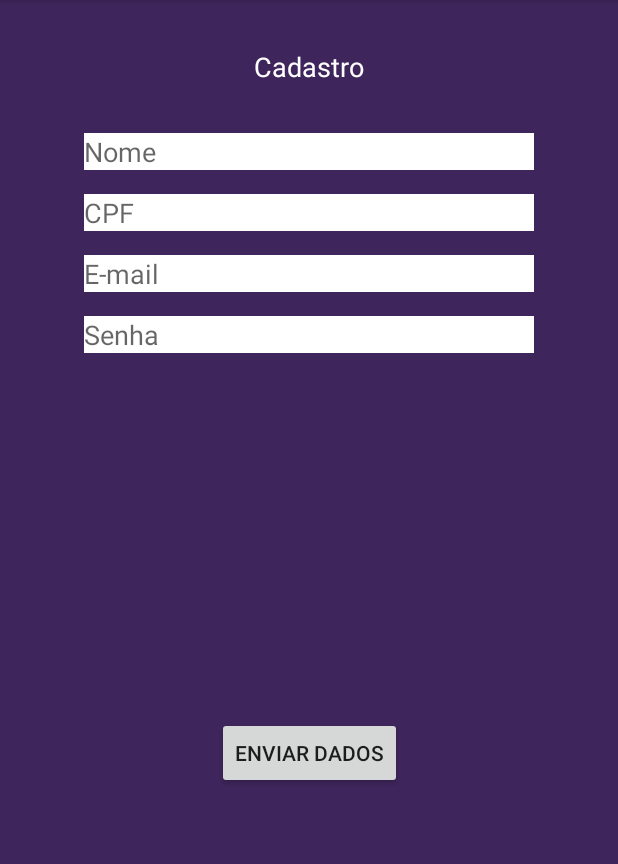
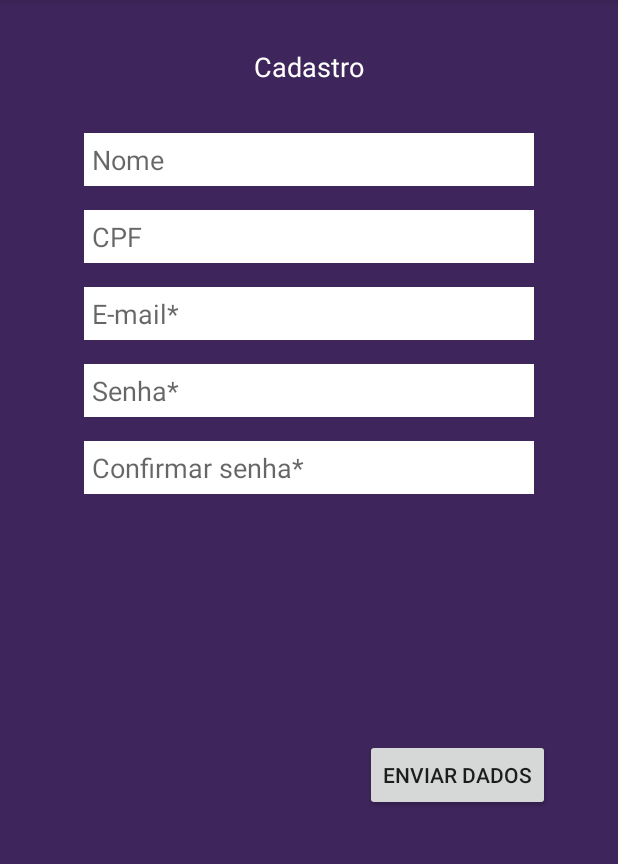
Before and after one commit to victorporto/BelezaRepo, an Android app: the CriarContaActivity screen opened directly, with no data from a screen before it, after a tap on "ENVIAR DADOS", on a phone screen of 412 x 824 dp, the part 84-948 px from its top. Run offline under Robolectric (Android 15) with nearby library versions, the phone set to English and light mode, and no system bars.

Commit message:
Ajustes realizados na LoginActivity, e ajustes de validação na CriarContaActivity.

```diff
--- a/app/src/main/java/belezaapp/studiovictor/com/belezaapp/CriarContaActivity.java
+++ b/app/src/main/java/belezaapp/studiovictor/com/belezaapp/CriarContaActivity.java
@@ -1,5 +1,6 @@
 package belezaapp.studiovictor.com.belezaapp;
 
+import android.database.Cursor;
 import android.os.Bundle;
 import android.support.v7.app.AppCompatActivity;
 import android.view.View;
@@ -14,6 +15,7 @@ public class CriarContaActivity extends AppCompatActivity {
     private EditText cpf;
     private EditText email;
     private EditText senha;
+    private EditText confirmarSenha;
     private Button enviarDados;
 
     @Override
@@ -27,13 +29,16 @@ public class CriarContaActivity extends AppCompatActivity {
         cpf = (EditText)findViewById(R.id.campoCPF);
         email = (EditText)findViewById(R.id.campoEmail);
         senha = (EditText)findViewById(R.id.campoSenha);
+        confirmarSenha = (EditText)findViewById(R.id.campoConfirmarSenha);
         enviarDados = (Button)findViewById(R.id.botaoEnviarDados);
 
+        /* Eu limpei a propriedade 'text' dos elementos do layout, não sendo mais necessário limpá-los via código.
         // Limpando os campos antes do usuário digitar, deixando somente os hints
         nome.setText("");
         cpf.setText("");
         email.setText("");
         senha.setText("");
+        */
 
         adicionarDados();
     }
@@ -44,13 +49,42 @@ public class CriarContaActivity extends AppCompatActivity {
         enviarDados.setOnClickListener(new View.OnClickListener() {
             @Override
             public void onClick(View v) {
-                boolean dadosInseridos = meuDB.inserirDados(nome.getText().toString(),
-                        cpf.getText().toString(), email.getText().toString(),
-                        senha.getText().toString());
-                if (dadosInseridos)
-                    Toast.makeText(CriarContaActivity.this, "Dados inseridos com sucesso!", Toast.LENGTH_LONG).show();
-                else
-                    Toast.makeText(CriarContaActivity.this, "Erro ao enviar dados", Toast.LENGTH_LONG).show();
+                try {
+                    Cursor cursor = meuDB.pegarDados(email.getText().toString());
+
+                    //'If' que verifica se já existe um cadastro com esse 'Email'.
+                    //Se cair no 'if' é porque a busca retornou um resultado, e o email já foi utilizado.
+                    if (cursor.getCount()>0) {
+                        Toast.makeText(getApplicationContext(), "O Email não é válido ou já foi utilizado.", Toast.LENGTH_LONG).show();
+
+                    } else {
+                        //Se o 'Email' e a 'Senha' forem diferentes de uma string vazia a verificação segue adiante.
+                        if (!email.getText().toString().isEmpty() && !senha.getText().toString().isEmpty()) {
+                            //Se as duas senhas digitadas baterem, o App realiza o cadastro.
+                            if (senha.getText().toString().equals(confirmarSenha.getText().toString())) {
+
+                                boolean dadosInseridos = meuDB.inserirDados(nome.getText().toString(),
+                                        cpf.getText().toString(), email.getText().toString(),
+                                        senha.getText().toString());
+                                if (dadosInseridos) {
+                                    Toast.makeText(CriarContaActivity.this, "Conta criada com sucesso!", Toast.LENGTH_LONG).show();
+                                    finish();
+                                } else {
+                                    Toast.makeText(CriarContaActivity.this, "Erro ao enviar dados", Toast.LENGTH_LONG).show();
+                                }
+                            } else {
+                                Toast.makeText(getApplicationContext(), "As senhas digitadas não são iguais.", Toast.LENGTH_LONG).show();
+                            }
+
+                        } else {
+                            Toast.makeText(getApplicationContext(), "Verifique se os campos essenciais foram preenchidos.", Toast.LENGTH_LONG).show();
+                        }
+
+                    }
+
+                } catch (Exception e) {
+                    e.printStackTrace();
+                }
             }
         });
     }
--- a/app/src/main/java/belezaapp/studiovictor/com/belezaapp/DatabaseHelper.java
+++ b/app/src/main/java/belezaapp/studiovictor/com/belezaapp/DatabaseHelper.java
@@ -26,7 +26,7 @@ public class DatabaseHelper extends SQLiteOpenHelper {
 
     @Override
     public void onCreate(SQLiteDatabase db) {
-        db.execSQL("CREATE TABLE IF NOT EXISTS " + NOME_TABELA + " ()");
+        db.execSQL("CREATE TABLE IF NOT EXISTS " + NOME_TABELA + " (usuario_nome VARCHAR, usuario_cpf VARCHAR, usuario_email VARCHAR, usuario_senha VARCHAR)");
     }
 
     @Override
@@ -54,6 +54,7 @@ public class DatabaseHelper extends SQLiteOpenHelper {
     public Cursor pegarDados(String email){
         SQLiteDatabase db = this.getWritableDatabase();
         Cursor cursor = db.rawQuery("SELECT * FROM " + NOME_TABELA + " WHERE usuario_email = '" + email + "'", null);
+        cursor.moveToFirst();
         return cursor;
     }
 }
--- a/app/src/main/java/belezaapp/studiovictor/com/belezaapp/LoginActivity.java
+++ b/app/src/main/java/belezaapp/studiovictor/com/belezaapp/LoginActivity.java
@@ -19,7 +19,7 @@ public class LoginActivity extends AppCompatActivity {
     protected void onCreate(Bundle savedInstanceState) {
         super.onCreate(savedInstanceState);
         setContentView(R.layout.activity_login);
-        meuDB = new DatabaseHelper(this);
+        //meuDB = new DatabaseHelper(this); Deletar essa linha? Ela se repete logo abaixo.
 
         //Elementos da tela
         botaoCriarConta = (Button) findViewById(R.id.id_botaoCriarConta);
@@ -54,10 +54,8 @@ public class LoginActivity extends AppCompatActivity {
                     // Essa foi a única maneira que consegui fazer o rawQuery funcionar, não testei ainda
                     // TODO criar método para buscar todos os dados no DB
                     Cursor cursor = meuDB.pegarDados(email);
-                    cursor.moveToFirst();
 
-                    // TODO Condição sempre true, consertar
-                    if (cursor != null) {
+                    if (cursor != null && cursor.getCount()>0) {
                         //Guardando os indices das colunas do 'cursor' dentro de variáveis mais legíveis .
                         int indiceColunaEmail = cursor.getColumnIndex("usuario_email");
                         int indiceColunaSenha = cursor.getColumnIndex("usuario_senha");
@@ -68,7 +66,6 @@ public class LoginActivity extends AppCompatActivity {
                         } else {
                             Toast.makeText(getApplicationContext(), "Email ou Senha não encontrados.", Toast.LENGTH_LONG).show();
                         }
-
                     } else {
                         Toast.makeText(getApplicationContext(), "Email ou Senha não encontrados.", Toast.LENGTH_LONG).show();
                     }
--- a/app/src/main/java/belezaapp/studiovictor/com/belezaapp/SplashScreenActivity.java
+++ b/app/src/main/java/belezaapp/studiovictor/com/belezaapp/SplashScreenActivity.java
@@ -18,12 +18,6 @@ public class SplashScreenActivity extends AppCompatActivity {
         ActionBar actionBar = getSupportActionBar();
         actionBar.hide();
 
-        try {
-
-        } catch (Exception e) {
-            e.printStackTrace();
-        }
-
         //Faz a transição com delay de 2 segundos.
         new Handler().postDelayed(new Runnable() {
             @Override
--- a/app/src/main/res/layout/activity_criar_conta.xml
+++ b/app/src/main/res/layout/activity_criar_conta.xml
@@ -25,7 +25,7 @@
 
     <EditText
         android:id="@+id/campoNome"
-        android:layout_width="300dp"
+        android:layout_width="@dimen/width_fields"
         android:layout_height="wrap_content"
         android:layout_marginLeft="16dp"
         android:layout_marginRight="16dp"
@@ -34,14 +34,14 @@
         android:ems="10"
         android:hint="Nome"
         android:inputType="textPersonName"
-        android:text="Nome"
+        android:padding="@dimen/padding_fields"
         app:layout_constraintLeft_toLeftOf="parent"
         app:layout_constraintRight_toRightOf="parent"
         app:layout_constraintTop_toBottomOf="@+id/tituloCadastro" />
 
     <EditText
         android:id="@+id/campoCPF"
-        android:layout_width="300dp"
+        android:layout_width="@dimen/width_fields"
         android:layout_height="wrap_content"
         android:layout_marginLeft="16dp"
         android:layout_marginRight="16dp"
@@ -50,7 +50,7 @@
         android:ems="10"
         android:hint="CPF"
         android:inputType="textPersonName"
-        android:text="CPF"
+        android:padding="@dimen/padding_fields"
         app:layout_constraintHorizontal_bias="0.503"
         app:layout_constraintLeft_toLeftOf="parent"
         app:layout_constraintRight_toRightOf="parent"
@@ -58,32 +58,32 @@
 
     <EditText
         android:id="@+id/campoEmail"
-        android:layout_width="300dp"
+        android:layout_width="@dimen/width_fields"
         android:layout_height="wrap_content"
         android:layout_marginLeft="16dp"
         android:layout_marginRight="16dp"
         android:layout_marginTop="16dp"
         android:background="#ffffff"
         android:ems="10"
-        android:hint="E-mail"
+        android:hint="E-mail*"
         android:inputType="textPersonName"
-        android:text="E-mail"
+        android:padding="@dimen/padding_fields"
         app:layout_constraintLeft_toLeftOf="parent"
         app:layout_constraintRight_toRightOf="parent"
         app:layout_constraintTop_toBottomOf="@+id/campoCPF" />
 
     <EditText
         android:id="@+id/campoSenha"
-        android:layout_width="300dp"
+        android:layout_width="@dimen/width_fields"
         android:layout_height="wrap_content"
         android:layout_marginLeft="16dp"
         android:layout_marginRight="16dp"
         android:layout_marginTop="16dp"
         android:background="#ffffff"
         android:ems="10"
-        android:hint="Senha"
-        android:inputType="textPersonName"
-        android:text="Senha"
+        android:hint="Senha*"
+        android:inputType="textPassword"
+        android:padding="@dimen/padding_fields"
         app:layout_constraintHorizontal_bias="0.503"
         app:layout_constraintLeft_toLeftOf="parent"
         app:layout_constraintRight_toRightOf="parent"
@@ -93,14 +93,32 @@
         android:id="@+id/botaoEnviarDados"
         android:layout_width="wrap_content"
         android:layout_height="wrap_content"
+        android:layout_marginBottom="16dp"
+        android:layout_marginLeft="16dp"
+        android:layout_marginRight="16dp"
+        android:layout_marginTop="8dp"
         android:text="Enviar Dados"
+        app:layout_constraintBottom_toBottomOf="parent"
+        app:layout_constraintHorizontal_bias="0.887"
+        app:layout_constraintLeft_toLeftOf="parent"
+        app:layout_constraintRight_toRightOf="parent"
+        app:layout_constraintTop_toBottomOf="@+id/campoConfirmarSenha"
+        app:layout_constraintVertical_bias="0.424" />
+
+    <EditText
+        android:id="@+id/campoConfirmarSenha"
+        android:layout_width="@dimen/width_fields"
+        android:layout_height="wrap_content"
+        android:layout_marginEnd="16dp"
+        android:layout_marginStart="16dp"
         android:layout_marginTop="16dp"
-        app:layout_constraintTop_toBottomOf="@+id/campoSenha"
-        app:layout_constraintBottom_toBottomOf="parent"
-        android:layout_marginBottom="16dp"
-        android:layout_marginRight="16dp"
-        app:layout_constraintRight_toRightOf="parent"
-        android:layout_marginLeft="16dp"
-        app:layout_constraintLeft_toLeftOf="parent" />
+        android:background="#ffffff"
+        android:ems="10"
+        android:hint="Confirmar senha*"
+        android:inputType="textPassword"
+        android:padding="@dimen/padding_fields"
+        app:layout_constraintEnd_toEndOf="parent"
+        app:layout_constraintStart_toStartOf="parent"
+        app:layout_constraintTop_toBottomOf="@+id/campoSenha" />
 
 </android.support.constraint.ConstraintLayout>
--- a/app/src/main/res/layout/activity_login.xml
+++ b/app/src/main/res/layout/activity_login.xml
@@ -21,16 +21,17 @@
         android:textColor="#ffffff" />
 
     <EditText
+        android:id="@+id/id_campoEmail"
         android:layout_width="@dimen/width_fields"
         android:layout_height="wrap_content"
-        android:inputType="textEmailAddress"
-        android:ems="10"
-        android:id="@+id/id_campoEmail"
-        android:layout_marginTop="50dp"
+        android:layout_alignParentEnd="false"
         android:layout_below="@+id/textView"
         android:layout_centerHorizontal="true"
+        android:layout_marginTop="50dp"
         android:background="#ffffff"
+        android:ems="10"
         android:hint="Email"
+        android:inputType="textEmailAddress"
         android:padding="@dimen/padding_fields" />
 
     <EditText
```
